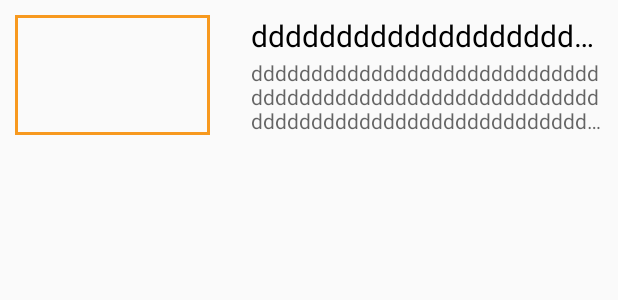
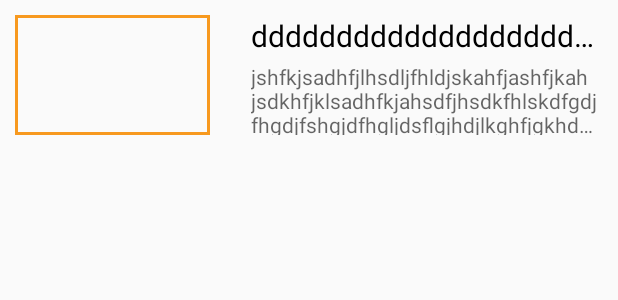
Before and after one commit to Dzzirt/RSS-Reader, an Android app: the layout rss_element.xml on its own in the app's theme, with its tools: preview values and no code run, on a phone screen of 412 x 824 dp. Shown: the top 300 px of the screen. Run offline under Robolectric (Android 15) with nearby library versions, the phone set to English and light mode, and no system bars; plain views replace SimpleDraweeView.

Commit message:
updated RssItemAdapter and decoupled adapter init from activity, implemented onItemClick listener

```diff
--- a/RSS-Reader/app/src/main/java/com/app/dzzirt/rss_reader/common/RSSItem.java
+++ b/RSS-Reader/app/src/main/java/com/app/dzzirt/rss_reader/common/RSSItem.java
@@ -36,11 +36,11 @@ public class RSSItem {
         this.m_autor = autor;
     }
 
-    public String getImageUrl() {
+    public String getImagePath() {
         return m_imageUrl;
     }
 
-    public void setImageUrl(String imageUrl) {
+    public void setImageUri(String imageUrl) {
         this.m_imageUrl = imageUrl;
     }
 
--- a/RSS-Reader/app/src/main/java/com/app/dzzirt/rss_reader/view/RssFeedView.java
+++ b/RSS-Reader/app/src/main/java/com/app/dzzirt/rss_reader/view/RssFeedView.java
@@ -11,4 +11,5 @@ import com.arellomobile.mvp.MvpView;
 
 public interface RssFeedView extends MvpView {
     void showRssItemInfo(RSSItem item);
+    void initFeedList(RecyclerView.Adapter adapter);
 }
--- a/RSS-Reader/app/src/main/res/drawable/thumbnail_border.xml
+++ b/RSS-Reader/app/src/main/res/drawable/thumbnail_border.xml
@@ -1,8 +1,14 @@
 <?xml version="1.0" encoding="utf-8"?>
 <shape android:shape="rectangle"
     xmlns:android="http://schemas.android.com/apk/res/android">
-    <stroke android:color="@color/colorThumbnailBorder" android:width="2dp" />
+    <stroke android:color="@color/colorThumbnailBorder"
+        android:width="2dp" />
     <size
         android:height="100dp"
         android:width="100dp" />
+    <padding
+        android:left="2dp"
+        android:top="2dp"
+        android:right="2dp"
+        android:bottom="2dp" />
 </shape>
--- a/RSS-Reader/app/src/main/res/layout/rss_element.xml
+++ b/RSS-Reader/app/src/main/res/layout/rss_element.xml
@@ -7,10 +7,12 @@
     <RelativeLayout
         android:layout_width="match_parent"
         android:layout_height="match_parent"
-        android:padding="10dp">
+        android:padding="10dp"
+        android:clickable="false"
+        android:background="?android:attr/selectableItemBackground">
 
         <com.facebook.drawee.view.SimpleDraweeView
-            android:id="@+id/my_image_view"
+            android:id="@+id/thumbnail"
             android:layout_width="130dp"
             android:layout_height="130dp"
             fresco:placeholderImage="@mipmap/ic_launcher"
@@ -23,8 +25,8 @@
             android:id="@+id/title"
             android:textSize="@dimen/rss_element_tile_title_size"
             android:layout_alignParentTop="true"
-            android:layout_toRightOf="@+id/my_image_view"
-            android:layout_toEndOf="@+id/my_image_view"
+            android:layout_toRightOf="@+id/thumbnail"
+            android:layout_toEndOf="@+id/thumbnail"
             android:layout_marginLeft="27dp"
             android:layout_marginStart="27dp"
             android:ellipsize="end"
@@ -32,7 +34,7 @@
             android:maxLines="1" />
 
         <TextView
-            android:text="ddddddddddddddddddddddddddddddddddddddddddddddddddddddddddddddddddddddddddddddddddddddddddddddddddddddddddd"
+            android:text="jshfkjsadhfjlhsdljfhldjskahfjashfjkahjsdkhfjklsadhfkjahsdfjhsdkfhlskdfgdjfhgdjfshgjdfhgljdsflgjhdjlkghfjgkhdsfjklhgjdkhgjfdk"
             android:layout_width="wrap_content"
             android:layout_height="wrap_content"
             android:id="@+id/describtion"
@@ -40,12 +42,11 @@
             android:textSize="@dimen/rss_element_tile_decribtion_size"
 
             android:maxLines="3"
-            android:layout_alignParentBottom="true"
-            android:layout_alignParentRight="true"
-            android:layout_alignParentEnd="true"
+            android:ellipsize="end"
+            android:layout_below="@+id/title"
             android:layout_alignLeft="@+id/title"
             android:layout_alignStart="@+id/title"
-            android:ellipsize="end" />
+            android:layout_marginTop="4dp" />
 
     </RelativeLayout>
 </LinearLayout>
--- /dev/null
+++ b/RSS-Reader/app/src/main/res/values-sw480dp/dimens.xml
@@ -0,0 +1,4 @@
+<?xml version="1.0" encoding="utf-8"?>
+<resources>
+    <bool name="isTablet">true</bool>
+</resources>
--- a/RSS-Reader/app/src/main/res/values/dimens.xml
+++ b/RSS-Reader/app/src/main/res/values/dimens.xml
@@ -4,4 +4,5 @@
     <dimen name="activity_vertical_margin">16dp</dimen>
     <dimen name="rss_element_tile_title_size">20sp</dimen>
     <dimen name="rss_element_tile_decribtion_size">14sp</dimen>
+    <bool name="isTablet">false</bool>
 </resources>
--- a/RSS-Reader/build.gradle
+++ b/RSS-Reader/build.gradle
@@ -9,6 +9,7 @@ buildscript {
         classpath 'com.android.tools.build:gradle:2.2.3'
         classpath 'com.neenbedankt.gradle.plugins:android-apt:1.8'
         classpath 'org.greenrobot:greendao-gradle-plugin:3.2.1'
+        classpath 'me.tatarka:gradle-retrolambda:3.4.0'
         // NOTE: Do not place your application dependencies here; they belong
         // in the individual module build.gradle files
     }
```
Also changed, not shown: RSS-Reader/app/build.gradle (+8 -0 lines), RSS-Reader/app/src/main/java/com/app/dzzirt/rss_reader/activity/MainActivity.java (+24 -8 lines), RSS-Reader/app/src/main/java/com/app/dzzirt/rss_reader/common/OnItemClickListener.java (added, +9 -0 lines), RSS-Reader/app/src/main/java/com/app/dzzirt/rss_reader/common/RssItemAdapter.java (+38 -5 lines), RSS-Reader/app/src/main/java/com/app/dzzirt/rss_reader/presenter/RssFeedPresenter.java (+28 -2 lines).
